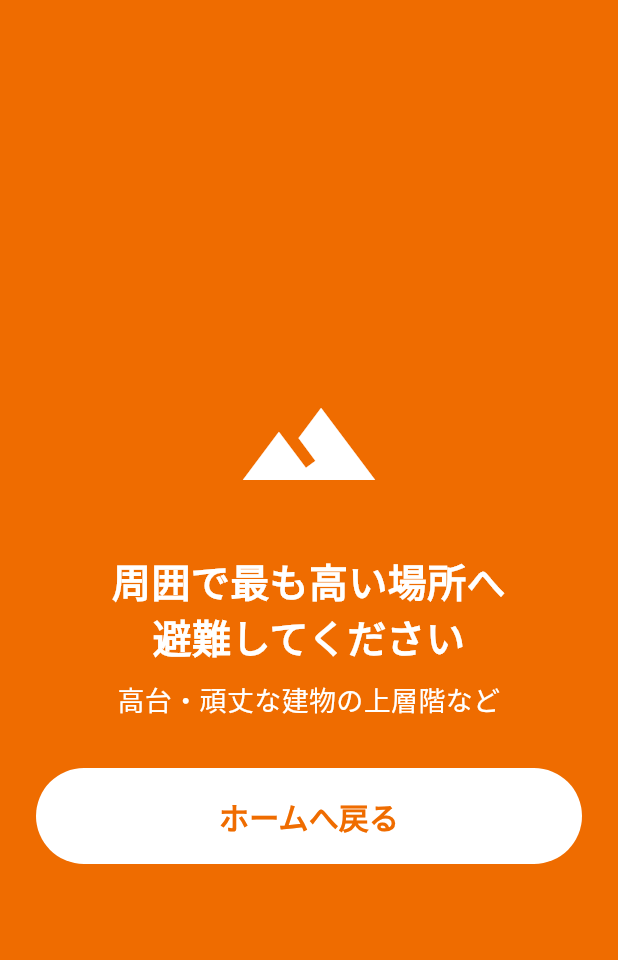
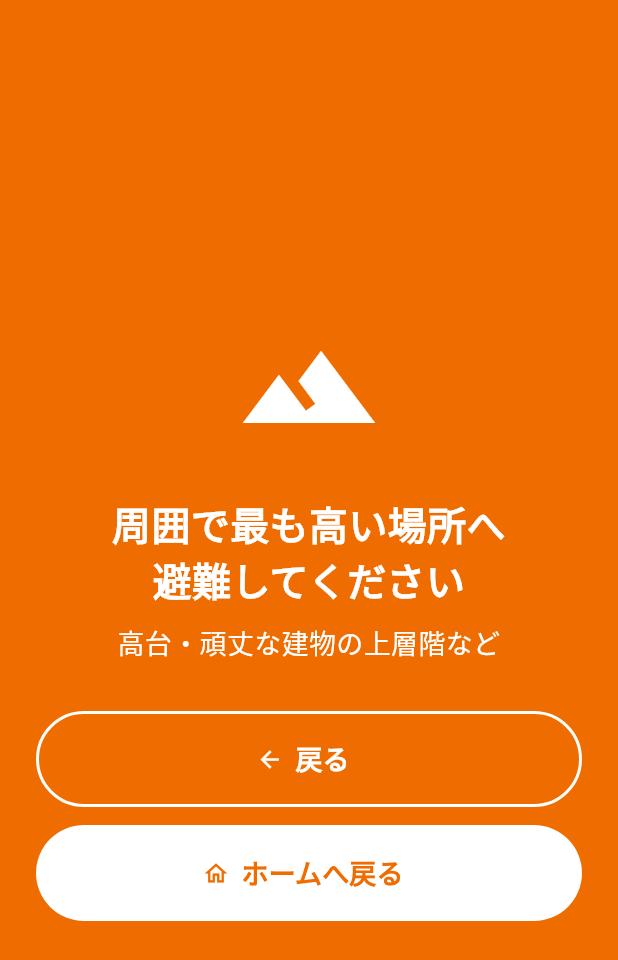
Before and after one commit to DanGaRa215/2026_muds_hackathon, a Flutter app: the FinalInstructionScreen screen opened directly, on a phone screen of 412 x 824 dp. Shown: the top 960 px of the screen. Run offline on Flutter 3.47's test engine with Material 3 defaults, Android fonts, the light colour scheme and no system bars; our stand-ins replace flutter_map, geocoding, geolocator, image_picker, latlong2, sqflite; missing offline and left inert: vector_map_tiles, vector_map_tiles_pmtiles, vector_tile_renderer; accounts and stored records are empty; network calls fail; statements that could not run were skipped.

Commit message:
バックとホームボタン追加

```diff
--- a/bosai_app/lib/screens/eew_screen.dart
+++ b/bosai_app/lib/screens/eew_screen.dart
@@ -42,7 +42,7 @@ class _EewScreenState extends State<EewScreen> {
 
   void _goNext() {
     if (!mounted) return;
-    Navigator.of(context).pushReplacement(
+    Navigator.of(context).push(
       MaterialPageRoute(builder: (_) => const SituationCheckPage()),
     );
   }
--- a/bosai_app/lib/screens/shelter_card_screen.dart
+++ b/bosai_app/lib/screens/shelter_card_screen.dart
@@ -112,7 +112,18 @@ class _ShelterProposalPageState extends State<ShelterProposalPage> {
         backgroundColor: _backgroundColor,
         foregroundColor: _textColor,
         title: const Text('近い避難所候補'),
-        automaticallyImplyLeading: false,
+        leading: IconButton(
+          tooltip: '戻る',
+          icon: const Icon(Icons.arrow_back),
+          onPressed: () => Navigator.of(context).maybePop(),
+        ),
+        actions: [
+          IconButton(
+            tooltip: 'ホームへ戻る',
+            icon: const Icon(Icons.home_outlined),
+            onPressed: () => Navigator.of(context).popUntil((r) => r.isFirst),
+          ),
+        ],
       ),
       body: SafeArea(
         child: FutureBuilder<_ShelterCandidates>(
@@ -522,7 +533,24 @@ class FinalInstructionScreen extends StatelessWidget {
                 style: TextStyle(color: Colors.white, fontSize: 18),
               ),
               const SizedBox(height: 32),
-              FilledButton(
+              OutlinedButton.icon(
+                style: OutlinedButton.styleFrom(
+                  foregroundColor: Colors.white,
+                  side: const BorderSide(color: Colors.white, width: 2),
+                  minimumSize: const Size.fromHeight(64),
+                ),
+                onPressed: () => Navigator.of(context).maybePop(),
+                icon: const Icon(Icons.arrow_back),
+                label: const Text(
+                  '戻る',
+                  style: TextStyle(
+                    fontSize: 18,
+                    fontWeight: FontWeight.bold,
+                  ),
+                ),
+              ),
+              const SizedBox(height: 12),
+              FilledButton.icon(
                 style: FilledButton.styleFrom(
                   backgroundColor: Colors.white,
                   foregroundColor: Colors.orange.shade800,
@@ -530,9 +558,14 @@ class FinalInstructionScreen extends StatelessWidget {
                 ),
                 onPressed: () =>
                     Navigator.of(context).popUntil((r) => r.isFirst),
-                child: const Text('ホームへ戻る',
-                    style:
-                        TextStyle(fontSize: 20, fontWeight: FontWeight.bold)),
+                icon: const Icon(Icons.home_outlined),
+                label: const Text(
+                  'ホームへ戻る',
+                  style: TextStyle(
+                    fontSize: 18,
+                    fontWeight: FontWeight.bold,
+                  ),
+                ),
               ),
             ],
           ),
```
Also changed, not shown: bosai_app/lib/screens/furniture_diagnosis_ui_screen.dart (+19 -0 lines), bosai_app/lib/screens/navi_screen.dart (+12 -1 lines), bosai_app/lib/screens/status_check_screen.dart (+12 -1 lines).
